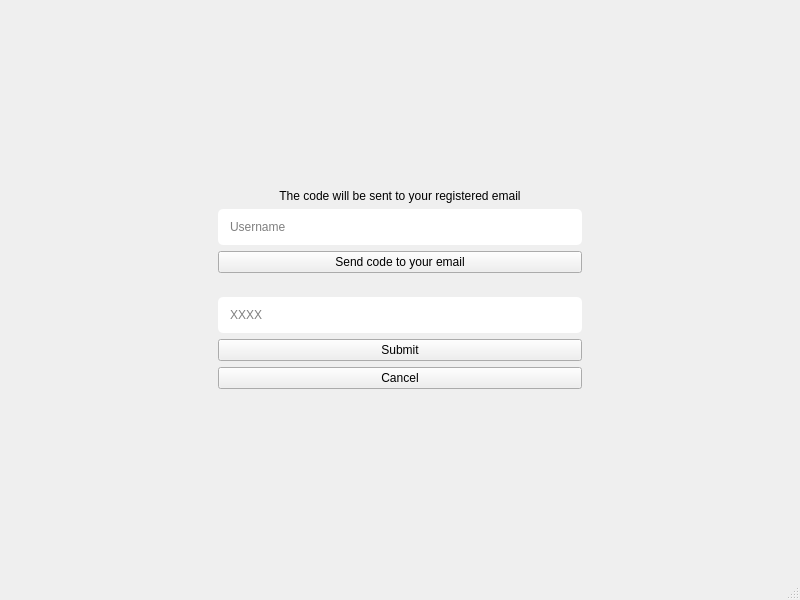
Old version of the form forgotPasswordVerificationCode.ui in the repository Prakash5209/typing_tutor.
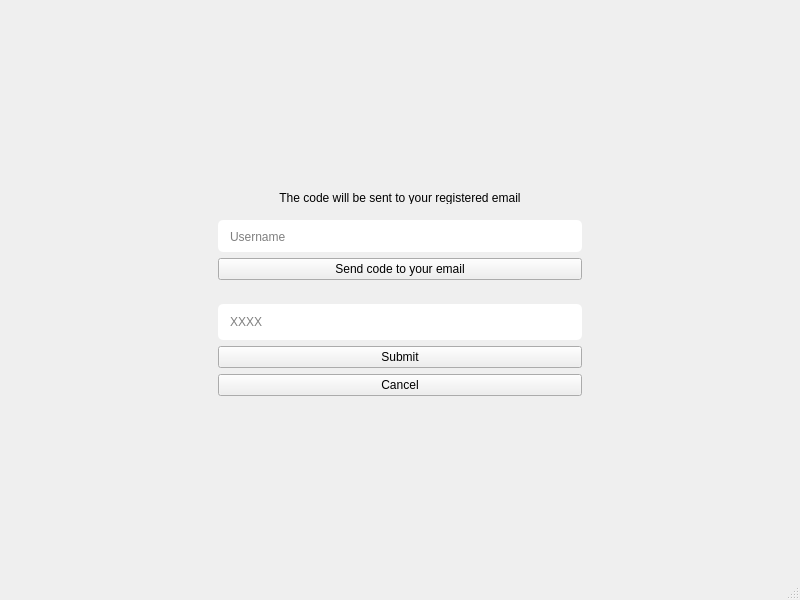
New version of the form.

Patch:
```diff
--- a/forgotPasswordVerificationCode.ui
+++ b/forgotPasswordVerificationCode.ui
@@ -73,6 +73,9 @@
          <layout class="QVBoxLayout" name="verticalLayout">
           <item>
            <widget class="QLabel" name="label">
+            <property name="styleSheet">
+             <string notr="true">margin:10px 0;</string>
+            </property>
             <property name="text">
              <string>The code will be sent to your registered email</string>
             </property>
```
